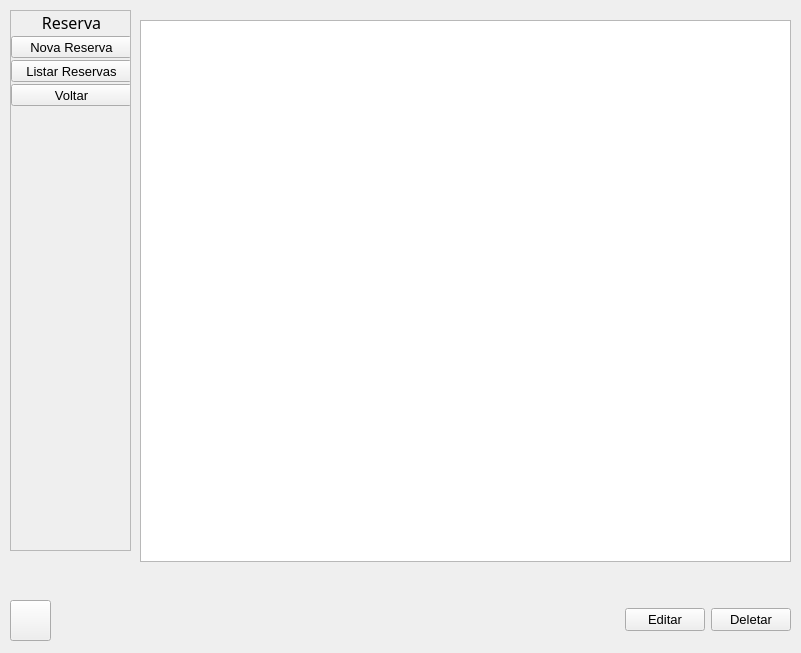
Old version of the form Prototipo HostInn/Telas/tela_menu_principal.ui in the repository EndrewFerreira/HOSTIIN.
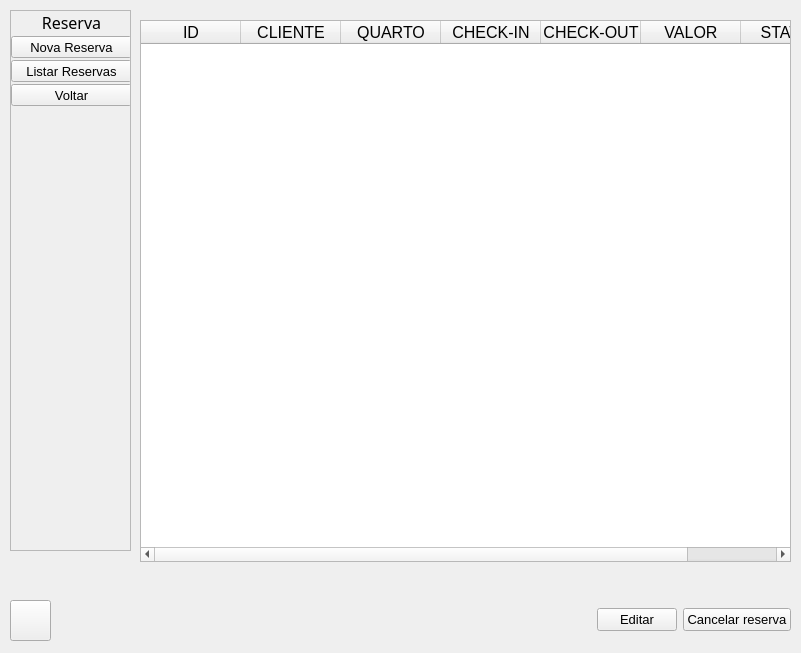
New version of the form. Icons and pictures are not drawn.

Commit message: add funcionalidade cancelamento de reserva

```diff
--- a/Prototipo HostInn/Telas/tela_menu_principal.ui
+++ b/Prototipo HostInn/Telas/tela_menu_principal.ui
@@ -4774,6 +4774,44 @@
            <bold>false</bold>
           </font>
          </property>
+         <property name="styleSheet">
+          <string notr="true"/>
+         </property>
+         <column>
+          <property name="text">
+           <string>ID</string>
+          </property>
+         </column>
+         <column>
+          <property name="text">
+           <string>CLIENTE</string>
+          </property>
+         </column>
+         <column>
+          <property name="text">
+           <string>QUARTO</string>
+          </property>
+         </column>
+         <column>
+          <property name="text">
+           <string>CHECK-IN</string>
+          </property>
+         </column>
+         <column>
+          <property name="text">
+           <string>CHECK-OUT</string>
+          </property>
+         </column>
+         <column>
+          <property name="text">
+           <string>VALOR</string>
+          </property>
+         </column>
+         <column>
+          <property name="text">
+           <string>STATUS</string>
+          </property>
+         </column>
         </widget>
        </item>
        <item>
@@ -4835,7 +4873,7 @@
             </font>
            </property>
            <property name="text">
-            <string>Deletar</string>
+            <string>Cancelar reserva</string>
            </property>
           </widget>
          </item>
```
Left out of the diff: 4 changed lines with no effect on the pictures. The commit also changes 6 other files.
